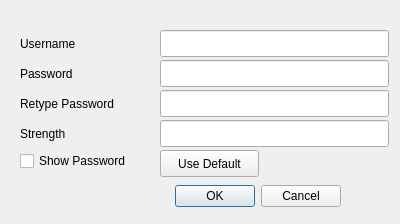
procount/pinn, file recovery/passwd.ui: the form before one commit.
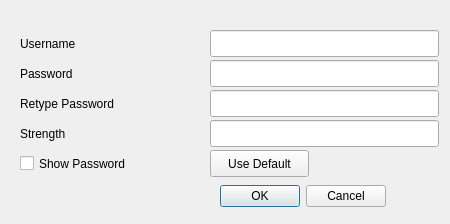
The form after the commit.

Patch:
```diff
--- a/recovery/passwd.ui
+++ b/recovery/passwd.ui
@@ -6,7 +6,7 @@
    <rect>
     <x>0</x>
     <y>0</y>
-    <width>400</width>
+    <width>450</width>
     <height>224</height>
    </rect>
   </property>
@@ -16,7 +16,7 @@
   <widget class="QDialogButtonBox" name="buttonBox">
    <property name="geometry">
     <rect>
-     <x>160</x>
+     <x>205</x>
      <y>180</y>
      <width>181</width>
      <height>32</height>
@@ -51,7 +51,7 @@
    </property>
    <property name="geometry">
     <rect>
-     <x>160</x>
+     <x>210</x>
      <y>30</y>
      <width>229</width>
      <height>27</height>
@@ -74,7 +74,7 @@
   <widget class="QLineEdit" name="passwordEdit">
    <property name="geometry">
     <rect>
-     <x>160</x>
+     <x>210</x>
      <y>60</y>
      <width>229</width>
      <height>27</height>
@@ -87,7 +87,7 @@
   <widget class="QLineEdit" name="passwordEdit_2">
    <property name="geometry">
     <rect>
-     <x>160</x>
+     <x>210</x>
      <y>90</y>
      <width>229</width>
      <height>27</height>
@@ -129,7 +129,7 @@
    </property>
    <property name="geometry">
     <rect>
-     <x>160</x>
+     <x>210</x>
      <y>120</y>
      <width>229</width>
      <height>27</height>
@@ -151,7 +151,7 @@
      <x>20</x>
      <y>150</y>
      <width>142</width>
-     <height>22</height>
+     <height>27</height>
     </rect>
    </property>
    <property name="text">
@@ -161,7 +161,7 @@
   <widget class="QPushButton" name="pushButton">
    <property name="geometry">
     <rect>
-     <x>160</x>
+     <x>210</x>
      <y>150</y>
      <width>99</width>
      <height>27</height>
```
